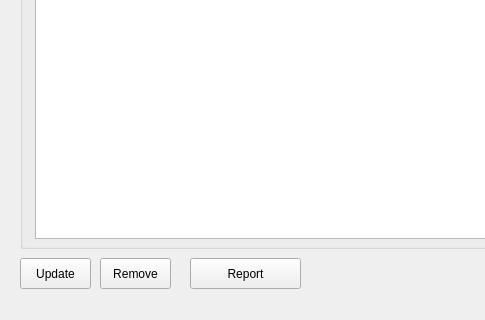
RaahimHash/DBMS-Project-UHU-Clinic, file Screens/Admin MainMenu.ui: the form before one commit; both pictures show x 0 to 485 and y 262 to 582 of the 621 by 582 pixel window.
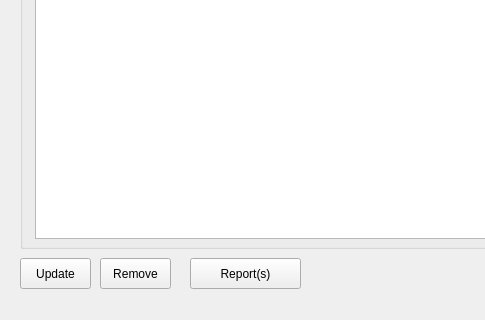
The form after the commit.

Patch:
```diff
--- a/Screens/Admin MainMenu.ui
+++ b/Screens/Admin MainMenu.ui
@@ -187,7 +187,7 @@
      </rect>
     </property>
     <property name="text">
-     <string>Report</string>
+     <string>Report(s)</string>
     </property>
    </widget>
   </widget>
```
